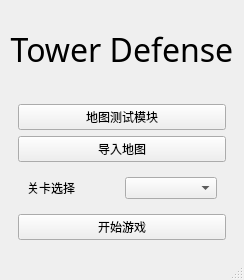
yunzinan/TowerDefense, file TowerDefense/mainwindow.ui: the form before one commit.
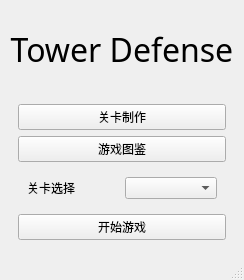
The form after the commit.

Commit message: [upd]完成了自定义敌人模块, 实现了关卡的完全自定义化

```diff
--- a/TowerDefense/mainwindow.ui
+++ b/TowerDefense/mainwindow.ui
@@ -37,14 +37,14 @@
        <item>
         <widget class="QPushButton" name="pb_makemap">
          <property name="text">
-          <string>地图测试模块</string>
+          <string>关卡制作</string>
          </property>
         </widget>
        </item>
        <item>
         <widget class="QPushButton" name="pb_loadMap">
          <property name="text">
-          <string>导入地图</string>
+          <string>游戏图鉴</string>
          </property>
         </widget>
        </item>
```
Left out of the diff: 2 changed lines with no effect on the pictures. The commit also changes 35 other files.
